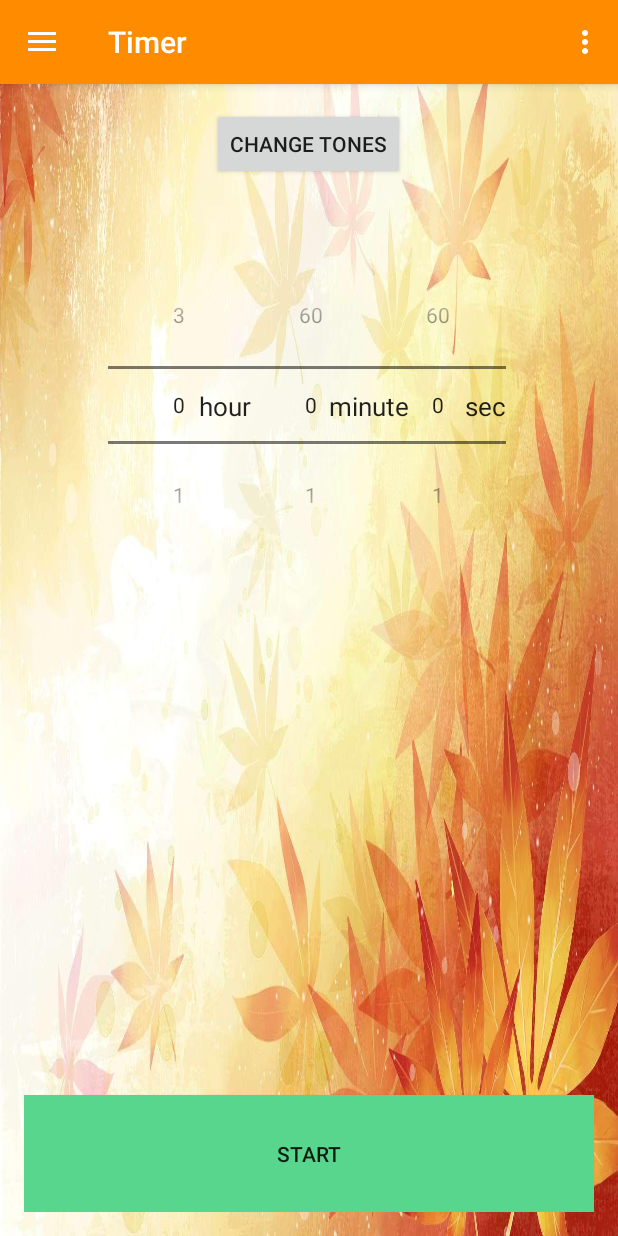
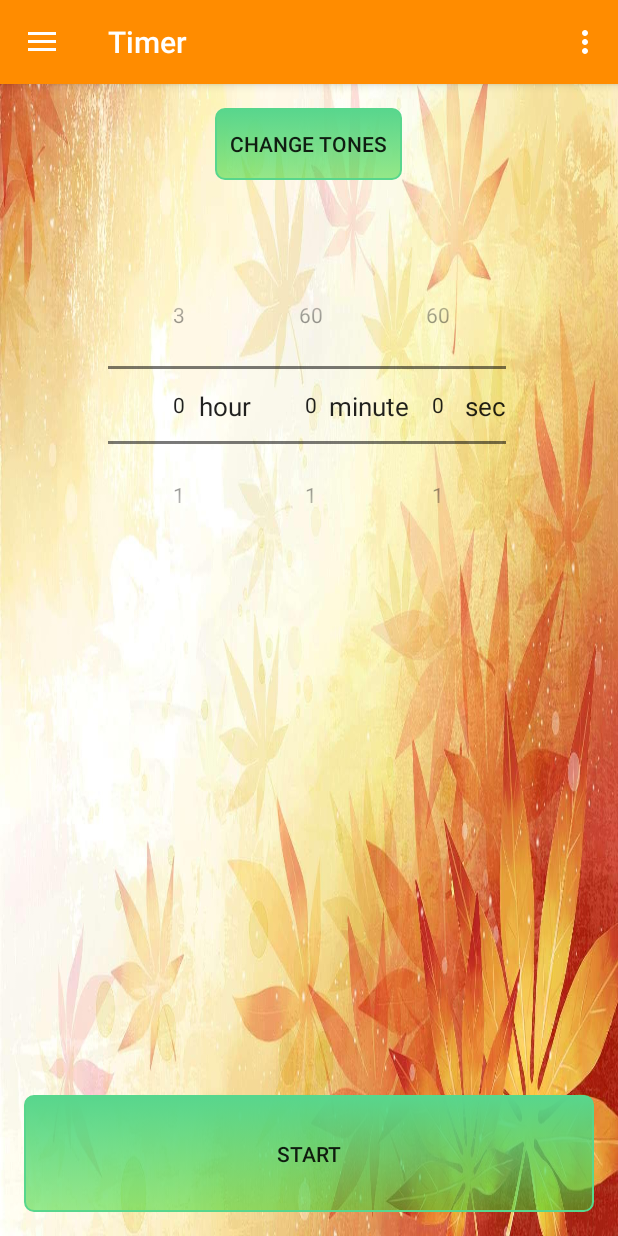
Before and after one commit to tonytran1/Whisk, an Android app: the TimerDennis screen opened directly, with no data from a screen before it, on a phone screen of 412 x 824 dp. Run offline under Robolectric (Android 15) with nearby library versions, the phone set to English and light mode, and no system bars.

Commit message:
Timer all functionalities implement

```diff
--- a/app/src/main/res/layout/content_timer_dennis.xml
+++ b/app/src/main/res/layout/content_timer_dennis.xml
@@ -98,19 +98,10 @@
         android:layout_centerHorizontal="true" />
 
     <Button
-        android:layout_width="200dp"
-        android:layout_height="200dp"
-        android:id="@+id/stopRing"
-        android:background="@drawable/bell"
-        android:layout_alignTop="@+id/timeText"
-        android:layout_toLeftOf="@+id/sectext"
-        android:layout_toStartOf="@+id/sectext" />
-
-    <Button
         android:layout_width="175.5dp"
         android:layout_height="78dp"
         android:text="@string/buttonPause"
-        android:background="#F4D03F"
+        android:background="@drawable/pause_b"
         android:id="@+id/buttonPause"
         android:layout_alignParentBottom="true"
         android:layout_alignParentLeft="true"
@@ -120,7 +111,7 @@
         android:layout_width="175.5dp"
         android:layout_height="78dp"
         android:text="@string/buttonResume"
-        android:background="#5DADE2"
+        android:background="@drawable/resume_b"
         android:id="@+id/buttonResume"
         android:layout_alignParentBottom="true"
         android:layout_alignParentLeft="true"
@@ -130,17 +121,19 @@
         android:layout_width="175.5dp"
         android:layout_height="78dp"
         android:text="@string/buttonReset"
-        android:background="#CD6155"
+        android:background="@drawable/reset_b"
         android:id="@+id/buttonReset"
         android:layout_alignParentBottom="true"
         android:layout_alignParentRight="true"
-        android:layout_alignParentEnd="true" />
+        android:layout_alignParentEnd="true"
+        android:layout_toRightOf="@+id/buttonPause"
+        android:layout_toEndOf="@+id/buttonPause" />
 
     <Button
         android:layout_width="385.5dp"
         android:layout_height="78dp"
         android:text="@string/buttonStart"
-        android:background="#58D68D"
+        android:background="@drawable/start_b"
         android:id="@+id/buttonStart"
         android:layout_alignParentBottom="true"
         android:layout_alignParentLeft="true"
@@ -153,7 +146,25 @@
         android:text="Change Tones"
         android:onClick="changeTones"
         android:id="@+id/button4"
+        android:background="@drawable/start_b"
         android:layout_alignParentTop="true"
         android:layout_centerHorizontal="true" />
 
+
+    <Button
+        android:layout_width="wrap_content"
+        android:layout_height="60dp"
+        android:id="@+id/stopRing"
+        android:onClick="onSubmit"
+        android:background="@drawable/cancel_b"
+        android:text="CANCEL"
+        style="@style/button_text"
+        android:layout_alignParentBottom="true"
+        android:layout_marginBottom="46dp"
+        android:layout_alignParentRight="true"
+        android:layout_alignParentEnd="true"
+        android:layout_alignTop="@+id/buttonReset"
+        android:layout_alignLeft="@+id/buttonPause"
+        android:layout_alignStart="@+id/buttonPause" />
+
 </RelativeLayout>
```
